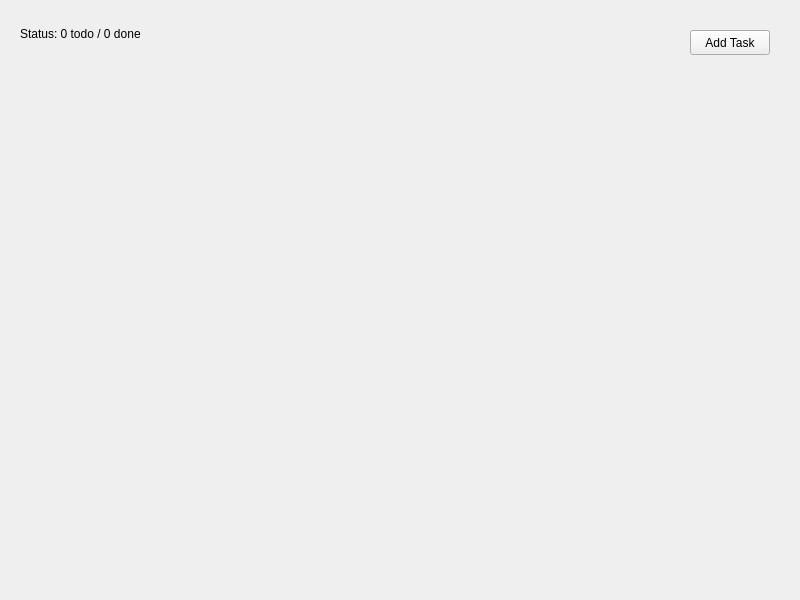
The window that src/forms/MainWindow.ui (buzzcut-s/Q-Do) describes before a commit, drawn with Qt 5.
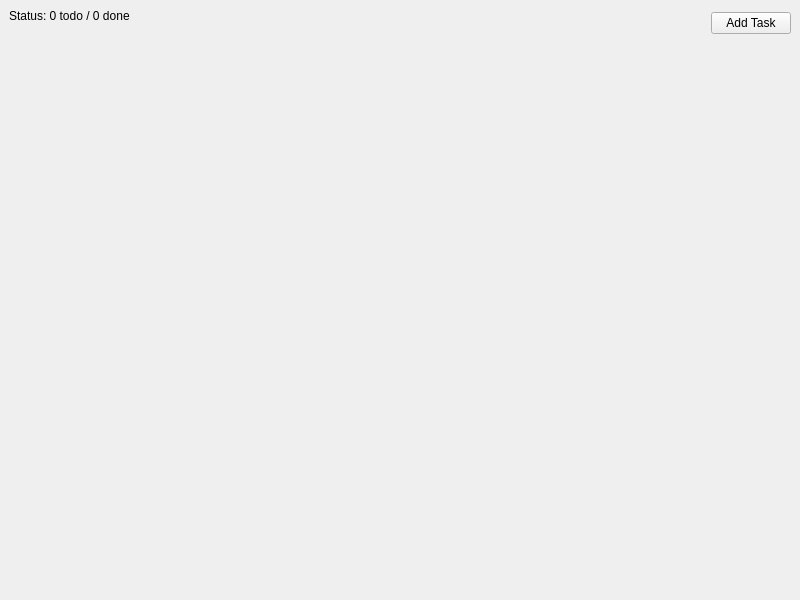
The same window after the commit.

What changed in the file:
```diff
--- a/src/forms/MainWindow.ui
+++ b/src/forms/MainWindow.ui
@@ -14,33 +14,56 @@
    <string>MainWindow</string>
   </property>
   <widget class="QWidget" name="centralwidget">
+   <layout class="QVBoxLayout" name="verticalLayout">
+    <item>
+     <layout class="QHBoxLayout" name="toolbarLayout">
+      <item>
    <widget class="QLabel" name="statusLabel">
-    <property name="geometry">
-     <rect>
-      <x>20</x>
-      <y>20</y>
-      <width>151</width>
-      <height>41</height>
-     </rect>
-    </property>
     <property name="text">
      <string>Status: 0 todo / 0 done
 </string>
     </property>
    </widget>
+      </item>
+      <item>
+       <spacer name="horizontalSpacer">
+        <property name="orientation">
+         <enum>Qt::Horizontal</enum>
+        </property>
+        <property name="sizeHint" stdset="0">
+         <size>
+          <width>40</width>
+          <height>20</height>
+         </size>
+        </property>
+       </spacer>
+      </item>
+      <item>
    <widget class="QPushButton" name="addTaskButton">
-    <property name="geometry">
-     <rect>
-      <x>690</x>
-      <y>30</y>
-      <width>80</width>
-      <height>25</height>
-     </rect>
-    </property>
     <property name="text">
      <string>Add Task</string>
     </property>
    </widget>
+      </item>
+     </layout>
+    </item>
+    <item>
+     <spacer name="verticalSpacer">
+      <property name="orientation">
+       <enum>Qt::Vertical</enum>
+      </property>
+      <property name="sizeHint" stdset="0">
+       <size>
+        <width>20</width>
+        <height>40</height>
+       </size>
+      </property>
+     </spacer>
+    </item>
+    <item>
+     <layout class="QVBoxLayout" name="tasksLayout"/>
+    </item>
+   </layout>
   </widget>
  </widget>
  <resources/>
```
Lines whose indentation alone changed are shown as unchanged.
